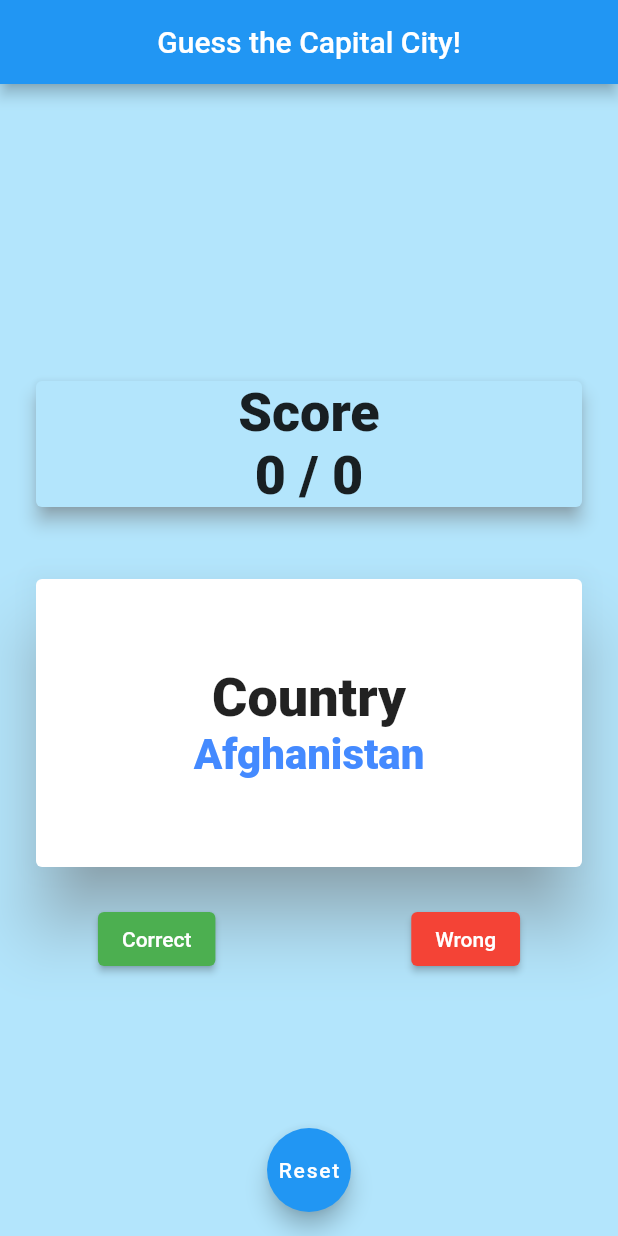
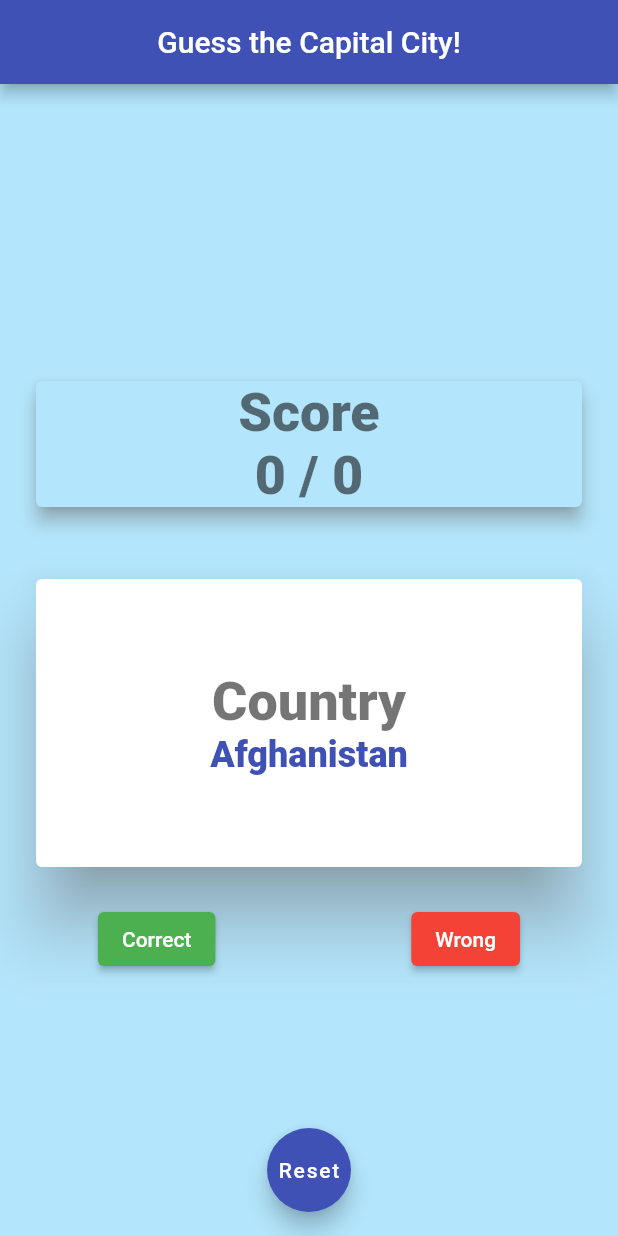
Before and after one commit to ashiqaliaslam/first-flutter-app-countries, a Flutter app: the screen it shows after launch, on a phone screen of 412 x 824 dp. Run offline on Flutter 3.47's test engine with Material 2 defaults, Android fonts, the phone set to English and light mode, and no system bars; our stand-ins replace rflutter_alert.

Commit message:
implemented theme

```diff
--- a/my_flutter_app/lib/main.dart
+++ b/my_flutter_app/lib/main.dart
@@ -1,10 +1,5 @@
 import 'package:flutter/material.dart';
-import 'package:my_flutter_app/countries.dart';
-import 'package:my_flutter_app/custom_button.dart';
-import 'package:my_flutter_app/custom_card.dart';
-import 'package:my_flutter_app/quiz.dart';
-import 'package:my_flutter_app/score_card.dart';
-import 'package:my_flutter_app/utils.dart';
+import 'package:my_flutter_app/my_country_screen.dart';
 
 void main() {
   runApp(
@@ -18,123 +13,25 @@ class MyApp extends StatelessWidget {
   Widget build(BuildContext context) {
     return MaterialApp(
       home: MyCountryApp(),
+      theme: ThemeData(
+        primaryColor: Colors.red,
+        scaffoldBackgroundColor: Colors.lightBlue.shade100,
+        floatingActionButtonTheme: FloatingActionButtonThemeData(
+          backgroundColor: Colors.indigo,
+        ),
+        appBarTheme: AppBarTheme(backgroundColor: Colors.indigo),
+        textTheme: TextTheme(
+          headline1: TextStyle(
+            fontSize: 36,
+            fontWeight: FontWeight.w900,
+          ),
+          subtitle1: TextStyle(
+            fontSize: 24,
+            fontWeight: FontWeight.w900,
+            color: Colors.indigo,
+          ),
+        ),
+      ),
     );
   }
 }
-
-// ignore: use_key_in_widget_constructors
-class MyCountryApp extends StatefulWidget {
-  @override
-  State<MyCountryApp> createState() => _MyCountryAppState();
-}
-
-class _MyCountryAppState extends State<MyCountryApp> {
-  Quiz quizScoreCard = Quiz();
-  bool showAnswer = false;
-
-  void handleShowAnswer() {
-    setState(() {
-      showAnswer = !showAnswer;
-    });
-  }
-
-  @override
-  Widget build(BuildContext context) {
-    return Scaffold(
-      backgroundColor: Colors.lightBlue.shade100,
-      appBar: AppBar(
-        centerTitle: true,
-        // ignore: prefer_const_constructors
-        title: Text('Guess the Capital City!'),
-      ),
-      floatingActionButton: FloatingActionButton(
-        onPressed: resetQuiz,
-        // ignore: prefer_const_constructors
-        child: Text('Reset'),
-      ),
-      floatingActionButtonLocation: FloatingActionButtonLocation.centerFloat,
-      body: Column(
-        mainAxisAlignment: MainAxisAlignment.center,
-        crossAxisAlignment: CrossAxisAlignment.stretch,
-        // ignore: prefer_const_literals_to_create_immutables
-        children: [
-          ScoreCard(
-            totalAttempted: quizScoreCard.totalAttempted,
-            score: quizScoreCard.score,
-          ),
-          CustomCard(
-            height: 200,
-            shadowColor: Colors.grey,
-            headingWidget: Text(
-              showAnswer ? 'Capital' : 'Country',
-              style: TextStyle(
-                fontSize: 36,
-                fontWeight: FontWeight.w900,
-              ),
-            ),
-            bodyWidget: Text(
-              showAnswer
-                  ? countries[quizScoreCard.totalAttempted]['city']!
-                  : countries[quizScoreCard.totalAttempted]['country']!,
-              style: TextStyle(
-                  fontSize: 28,
-                  fontWeight: FontWeight.w900,
-                  color: Colors.blueAccent),
-            ),
-            onPress: handleShowAnswer,
-          ),
-          // SizedBox(
-          //   // width: 50,
-          //   child: Center(
-          //     child: CustomButton(
-          //       onPress: handleShowAnswer,
-          //       title: 'Show ${showAnswer ? 'Answer' : 'Question'}',
-          //     ),
-          //   ),
-          // ),
-          Row(
-            mainAxisAlignment: MainAxisAlignment.spaceAround,
-            children: [
-              CustomButton(
-                onPress: markAnswerCorrect,
-                title: 'Correct',
-                backgroundColor: Colors.green,
-              ),
-              CustomButton(
-                title: 'Wrong',
-                onPress: markAnswerWrong,
-                backgroundColor: Colors.red,
-              ),
-            ],
-          ),
-        ],
-      ),
-    );
-  }
-
-  markAnswerWrong() {
-    setState(() {
-      if (quizScoreCard.totalAttempted < countries.length - 1) {
-        quizScoreCard.markAnswerWrong();
-      } else {
-        showEOLAlert(context);
-      }
-    });
-  }
-
-  markAnswerCorrect() {
-    setState(() {
-      if (quizScoreCard.totalAttempted < countries.length - 1) {
-        quizScoreCard.markAnswerCorrect();
-      } else {
-        showEOLAlert(context);
-      }
-    });
-  }
-
-  resetQuiz() {
-    setState(() {
-      quizScoreCard.resetQuiz();
-    });
-  }
-}
--- /dev/null
+++ b/my_flutter_app/lib/my_country_screen.dart
@@ -0,0 +1,110 @@
+// ignore: use_key_in_widget_constructors
+import 'package:flutter/material.dart';
+import 'package:my_flutter_app/countries.dart';
+import 'package:my_flutter_app/custom_button.dart';
+import 'package:my_flutter_app/custom_card.dart';
+import 'package:my_flutter_app/quiz.dart';
+import 'package:my_flutter_app/score_card.dart';
+import 'package:my_flutter_app/utils.dart';
+
+class MyCountryApp extends StatefulWidget {
+  @override
+  State<MyCountryApp> createState() => _MyCountryAppState();
+}
+
+class _MyCountryAppState extends State<MyCountryApp> {
+  Quiz quizScoreCard = Quiz();
+  bool showAnswer = false;
+
+  void handleShowAnswer() {
+    setState(() {
+      showAnswer = !showAnswer;
+    });
+  }
+
+  @override
+  Widget build(BuildContext context) {
+    ThemeData theme = Theme.of(context);
+    return Scaffold(
+      // backgroundColor: Colors.lightBlue.shade100,
+      appBar: AppBar(
+        centerTitle: true,
+        // ignore: prefer_const_constructors
+        title: Text('Guess the Capital City!'),
+      ),
+      floatingActionButton: FloatingActionButton(
+        onPressed: resetQuiz,
+        // ignore: prefer_const_constructors
+        child: Text('Reset'),
+      ),
+      floatingActionButtonLocation: FloatingActionButtonLocation.centerFloat,
+      body: Column(
+        mainAxisAlignment: MainAxisAlignment.center,
+        crossAxisAlignment: CrossAxisAlignment.stretch,
+        // ignore: prefer_const_literals_to_create_immutables
+        children: [
+          ScoreCard(
+            totalAttempted: quizScoreCard.totalAttempted,
+            score: quizScoreCard.score,
+          ),
+          CustomCard(
+            height: 200,
+            shadowColor: Colors.grey,
+            headingWidget: Text(
+              showAnswer ? 'Capital' : 'Country',
+              style: theme.textTheme.headline1,
+            ),
+            bodyWidget: Text(
+              showAnswer
+                  ? countries[quizScoreCard.totalAttempted]['city']!
+                  : countries[quizScoreCard.totalAttempted]['country']!,
+              style: theme.textTheme.subtitle1,
+            ),
+            onPress: handleShowAnswer,
+          ),
+          Row(
+            mainAxisAlignment: MainAxisAlignment.spaceAround,
+            children: [
+              CustomButton(
+                onPress: markAnswerCorrect,
+                title: 'Correct',
+                backgroundColor: Colors.green,
+              ),
+              CustomButton(
+                title: 'Wrong',
+                onPress: markAnswerWrong,
+                backgroundColor: Colors.red,
+              ),
+            ],
+          ),
+        ],
+      ),
+    );
+  }
+
+  markAnswerWrong() {
+    setState(() {
+      if (quizScoreCard.totalAttempted < countries.length - 1) {
+        quizScoreCard.markAnswerWrong();
+      } else {
+        showEOLAlert(context);
+      }
+    });
+  }
+
+  markAnswerCorrect() {
+    setState(() {
+      if (quizScoreCard.totalAttempted < countries.length - 1) {
+        quizScoreCard.markAnswerCorrect();
+      } else {
+        showEOLAlert(context);
+      }
+    });
+  }
+
+  resetQuiz() {
+    setState(() {
+      quizScoreCard.resetQuiz();
+    });
+  }
+}
--- a/my_flutter_app/lib/score_card.dart
+++ b/my_flutter_app/lib/score_card.dart
@@ -13,17 +13,18 @@ class ScoreCard extends StatelessWidget {
 
   @override
   Widget build(BuildContext context) {
+    ThemeData theme = Theme.of(context);
     return CustomCard(
       shadowColor: Colors.grey,
       elevation: 5,
-      backgroundColor: Colors.lightBlue.shade100,
+      backgroundColor: theme.scaffoldBackgroundColor,
       headingWidget: Text(
         'Score',
-        style: getHeadingTextStyle(),
+        style: theme.textTheme.headline1,
       ),
       bodyWidget: Text(
         '$score / $totalAttempted',
-        style: getHeadingTextStyle(),
+        style: theme.textTheme.headline1,
       ),
     );
   }
--- a/my_flutter_app/lib/utils.dart
+++ b/my_flutter_app/lib/utils.dart
@@ -1,10 +1,5 @@
 import 'package:flutter/material.dart';
 import 'package:rflutter_alert/rflutter_alert.dart';
-
-TextStyle getHeadingTextStyle() => TextStyle(
-      fontSize: 36,
-      fontWeight: FontWeight.w900,
-    );
 
 void showEOLAlert(BuildContext context) {
   Alert(
```
